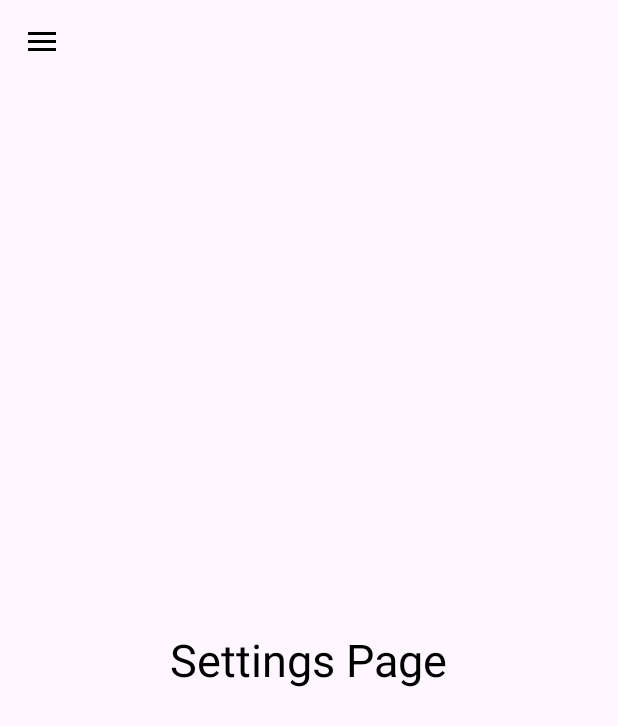
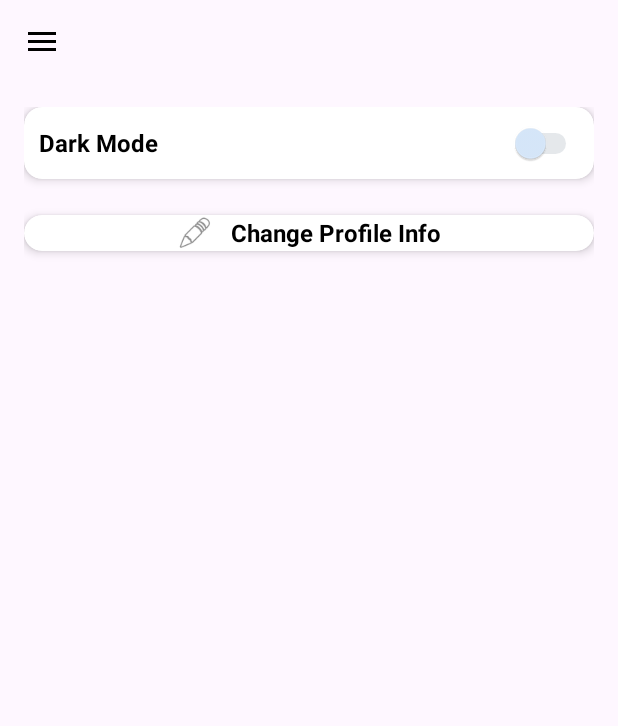
Before and after one commit to TakorSK/GestionEtudiant, an Android app: the fragment SettingsFragment placed in its activity, on a phone screen of 412 x 824 dp. Shown: the top 726 px of the screen. Run offline under Robolectric (Android 15) with nearby library versions, the phone set to English and light mode, and no system bars; our stand-ins replace Room's generated code.

```diff
--- a/app/src/main/java/com/pack/uniflow/Fragments/SettingsFragment.java
+++ b/app/src/main/java/com/pack/uniflow/Fragments/SettingsFragment.java
@@ -1,57 +1,56 @@
 package com.pack.uniflow.Fragments;
 
+import android.content.Intent;
 import android.os.Bundle;
-
-import androidx.fragment.app.Fragment;
-
 import android.view.LayoutInflater;
 import android.view.View;
 import android.view.ViewGroup;
+import android.widget.Switch;
+
+import android.content.SharedPreferences;
+import android.preference.PreferenceManager;
+
+import androidx.appcompat.app.AppCompatDelegate;
+import androidx.fragment.app.Fragment;
 
 import com.pack.uniflow.R;
+import com.pack.uniflow.Activities.ChangeProfileActivity;
 
-/**
- * A simple {@link Fragment} subclass.
- * Use the {@link SettingsFragment#newInstance} factory method to
- * create an instance of this fragment.
- */
 public class SettingsFragment extends Fragment {
 
-    // TODO: Rename parameter arguments, choose names that match
-    // the fragment initialization parameters, e.g. ARG_ITEM_NUMBER
-    private static final String ARG_PARAM1 = "param1";
-    private static final String ARG_PARAM2 = "param2";
-
-    // TODO: Rename and change types of parameters
-    private String mParam1;
-    private String mParam2;
-
-    public SettingsFragment() {
-        // Required empty public constructor
-    }
-
-    public static SettingsFragment newInstance(String param1, String param2) {
-        SettingsFragment fragment = new SettingsFragment();
-        Bundle args = new Bundle();
-        args.putString(ARG_PARAM1, param1);
-        args.putString(ARG_PARAM2, param2);
-        fragment.setArguments(args);
-        return fragment;
-    }
-
-    @Override
-    public void onCreate(Bundle savedInstanceState) {
-        super.onCreate(savedInstanceState);
-        if (getArguments() != null) {
-            mParam1 = getArguments().getString(ARG_PARAM1);
-            mParam2 = getArguments().getString(ARG_PARAM2);
-        }
-    }
+    private View btnChangeProfile; // Updated to View (LinearLayout)
+    private Switch switchDarkMode;
 
     @Override
     public View onCreateView(LayoutInflater inflater, ViewGroup container,
                              Bundle savedInstanceState) {
-        // Inflate the layout for this fragment
-        return inflater.inflate(R.layout.fragment_settings, container, false);
+        View view = inflater.inflate(R.layout.fragment_settings, container, false);
+
+        btnChangeProfile = view.findViewById(R.id.settings_btn_change_profile); // Change Profile Row
+        switchDarkMode = view.findViewById(R.id.settings_switch_dark_mode);
+
+        // Open ChangeProfileActivity
+        btnChangeProfile.setOnClickListener(v -> {
+            Intent intent = new Intent(getActivity(), ChangeProfileActivity.class);
+            startActivity(intent);
+        });
+
+        // Load current mode from SharedPreferences
+        SharedPreferences prefs = PreferenceManager.getDefaultSharedPreferences(requireContext());
+        boolean darkModeOn = prefs.getBoolean("dark_mode", false);
+        switchDarkMode.setChecked(darkModeOn);
+
+        switchDarkMode.setOnCheckedChangeListener((buttonView, isChecked) -> {
+            AppCompatDelegate.setDefaultNightMode(
+                    isChecked ? AppCompatDelegate.MODE_NIGHT_YES : AppCompatDelegate.MODE_NIGHT_NO
+            );
+
+            // Save user preference
+            SharedPreferences.Editor editor = prefs.edit();
+            editor.putBoolean("dark_mode", isChecked);
+            editor.apply();
+        });
+
+        return view;
     }
 }
--- a/app/src/main/res/layout/fragment_settings.xml
+++ b/app/src/main/res/layout/fragment_settings.xml
@@ -1,17 +1,94 @@
 <?xml version="1.0" encoding="utf-8"?>
-<RelativeLayout
-    xmlns:android="http://schemas.android.com/apk/res/android"
+<RelativeLayout xmlns:android="http://schemas.android.com/apk/res/android"
+    xmlns:app="http://schemas.android.com/apk/res-auto"
     xmlns:tools="http://schemas.android.com/tools"
     android:layout_width="match_parent"
     android:layout_height="match_parent"
-    tools:context=".Fragments.SettingsFragment">
+    tools:context=".Fragments.SettingsFragment"
+    android:background="?android:attr/windowBackground"
+    android:padding="16dp">
 
-    <!-- TODO: Update blank fragment layout -->
-    <TextView
-        android:layout_width="wrap_content"
+    <!-- Dark Mode Switch Row as Card -->
+    <androidx.cardview.widget.CardView
+    android:id="@+id/card_dark_mode"
+    android:layout_width="match_parent"
+    android:layout_height="wrap_content"
+    android:layout_marginBottom="24dp"
+    android:clickable="true"
+    android:focusable="true"
+    android:foreground="?attr/selectableItemBackground"
+    app:cardCornerRadius="12dp"
+    app:cardElevation="4dp"
+    android:padding="12dp"
+    android:background="@android:color/transparent">  <!-- Set background to transparent -->
+
+    <LinearLayout
+        android:layout_width="match_parent"
         android:layout_height="wrap_content"
-        android:text="Settings Page"
-        android:textSize="30dp"
-        android:layout_centerInParent="true"/>
+        android:orientation="horizontal"
+        android:gravity="center_vertical">
+
+        <TextView
+            android:layout_width="0dp"
+            android:paddingLeft="10dp"
+            android:layout_height="wrap_content"
+            android:layout_weight="1"
+            android:text="Dark Mode"
+            android:textSize="16sp"
+            android:textStyle="bold"
+            android:textColor="?android:textColorPrimary" />
+
+        <Switch
+            android:id="@+id/settings_switch_dark_mode"
+            android:layout_width="wrap_content"
+            android:layout_height="wrap_content"
+            android:minWidth="48dp"
+            android:minHeight="48dp"
+            android:padding="8dp"
+            android:thumbTint="?attr/colorPrimary"
+            android:trackTint="?android:attr/colorControlActivated" />
+    </LinearLayout>
+    </androidx.cardview.widget.CardView>
+
+        <!-- Change Profile Info Row as Card -->
+    <androidx.cardview.widget.CardView
+    android:id="@+id/card_change_profile"
+    android:layout_width="match_parent"
+    android:layout_height="wrap_content"
+    android:layout_below="@id/card_dark_mode"
+    android:layout_marginBottom="24dp"
+    android:clickable="true"
+    android:focusable="true"
+    android:foreground="?attr/selectableItemBackground"
+    app:cardCornerRadius="12dp"
+    app:cardElevation="4dp"
+    android:padding="12dp"
+    android:background="@android:color/transparent">  <!-- Set background to transparent -->
+
+    <LinearLayout
+        android:id="@+id/settings_btn_change_profile"
+        android:layout_width="match_parent"
+        android:layout_height="wrap_content"
+        android:orientation="horizontal"
+        android:gravity="center_vertical|center">
+
+        <ImageView
+            android:layout_width="24dp"
+            android:layout_height="24dp"
+            android:src="@android:drawable/ic_menu_edit"
+            android:layout_marginEnd="12dp" />
+
+        <TextView
+            android:layout_width="wrap_content"
+            android:layout_height="wrap_content"
+            android:text="Change Profile Info"
+            android:textSize="16sp"
+            android:textColor="?android:textColorPrimary"
+            android:textStyle="bold"
+            android:ellipsize="end"
+            android:maxLines="1" />
+    </LinearLayout>
+
+    </androidx.cardview.widget.CardView>
 
 </RelativeLayout>
--- a/app/src/main/res/layout/nav_header.xml
+++ b/app/src/main/res/layout/nav_header.xml
@@ -45,7 +45,7 @@
                 android:id="@+id/profile_name_text_view"
                 android:layout_width="wrap_content"
                 android:layout_height="wrap_content"
-                android:text="Guest"
+                android:text="Null"
                 android:textStyle="bold"
                 android:textSize="26sp"
                 android:textColor="?attr/colorOnSurface" />
@@ -54,7 +54,7 @@
                 android:id="@+id/profile_group"
                 android:layout_width="wrap_content"
                 android:layout_height="wrap_content"
-                android:text="Unknown"
+                android:text="Null"
                 android:textSize="15sp"
                 android:textStyle="italic"
                 android:textColor="?attr/colorOnSurface" />
```
Also changed, not shown: app/src/main/AndroidManifest.xml (+5 -6 lines), app/src/main/java/com/pack/uniflow/Activities/ChangeProfileActivity.java (added, +65 -0 lines), app/src/main/res/layout/activity_change_profile.xml (added, +77 -0 lines).
